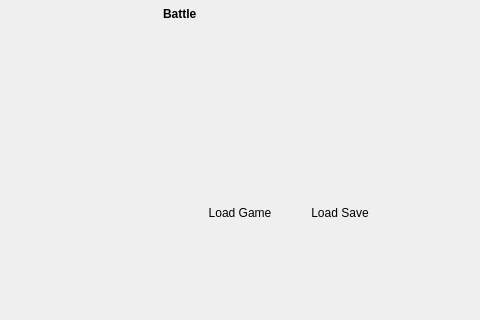
Old version of the form victorialyser/main.ui in the repository lukewhitfield28/victorialyser; both pictures show x 546 to 1026 and y 327 to 647 of the 1026 by 647 pixel window.
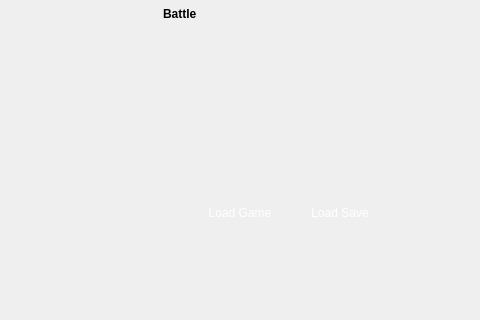
New version of the form. Icons and pictures are not drawn.

Commit message: Update README. Ensure white text on certain UI elements.

```diff
--- a/victorialyser/main.ui
+++ b/victorialyser/main.ui
@@ -541,7 +541,7 @@
         <bool>false</bool>
        </property>
        <property name="styleSheet">
-        <string notr="true"/>
+        <string notr="true">color: rgb(255, 255, 255);</string>
        </property>
        <property name="text">
         <string>Load Save</string>
@@ -570,7 +570,7 @@
         <bool>false</bool>
        </property>
        <property name="styleSheet">
-        <string notr="true"/>
+        <string notr="true">color: rgb(255, 255, 255);</string>
        </property>
        <property name="text">
         <string>Load Game</string>
```
Left out of the diff: 7 changed lines with no effect on the pictures. The commit also changes 1 other file.
